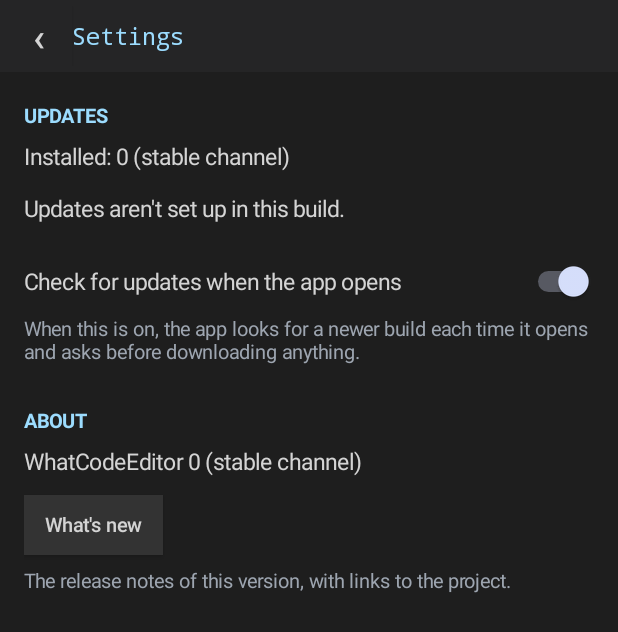
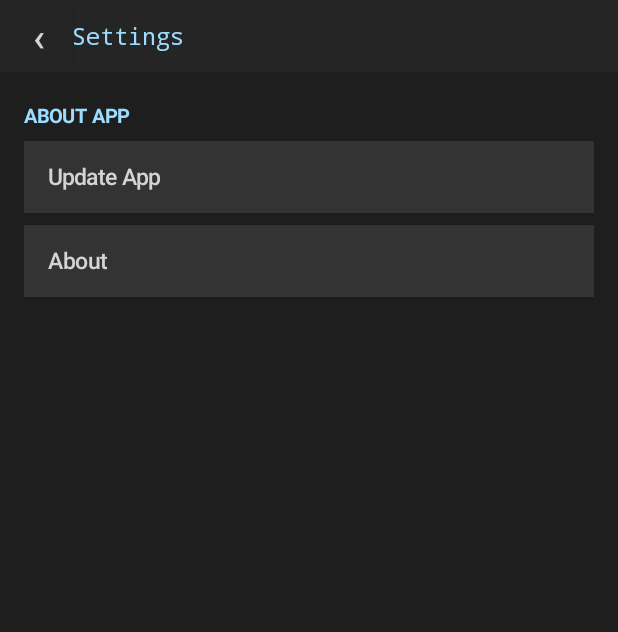
Before and after one commit to theforgottenmanofwild/WhatCode, an Android app: the SettingsActivity screen opened directly, with no data from a screen before it, on a phone screen of 412 x 824 dp. Shown: the top 632 px of the screen. Run offline under Robolectric (Android 15) with nearby library versions, the phone set to English and light mode, and no system bars.

Commit message:
Split Settings into sections with an Update App page
- Settings now has one section, About App, with two buttons and no
  other text: Update App and About.
- Update App opens a new page with the update status, buttons and the
  check-on-open switch that Settings used to show. The full-screen
  update page is unchanged.
- About opens the release notes of the installed version. Update App
  carries the same blue dot as the menu when an update is waiting.
- Update the docs and README for the new layout.

```diff
--- a/app/src/main/AndroidManifest.xml
+++ b/app/src/main/AndroidManifest.xml
@@ -32,6 +32,11 @@
             android:configChanges="orientation|screenSize|keyboardHidden|screenLayout|smallestScreenSize" />
 
         <activity
+            android:name=".UpdateAppActivity"
+            android:exported="false"
+            android:configChanges="orientation|screenSize|keyboardHidden|screenLayout|smallestScreenSize" />
+
+        <activity
             android:name=".MainActivity"
             android:exported="true"
             android:configChanges="orientation|screenSize|keyboardHidden|screenLayout|smallestScreenSize"
--- a/app/src/main/kotlin/com/whatcodeeditor/SettingsActivity.kt
+++ b/app/src/main/kotlin/com/whatcodeeditor/SettingsActivity.kt
@@ -11,12 +11,13 @@ import android.view.WindowInsets
 import android.widget.Button
 import android.widget.LinearLayout
 import android.widget.ScrollView
-import android.widget.Switch
 import android.widget.TextView
 
 /**
- * The settings page, opened from the editor's menu. It holds the updates section and an About section
- * with the "What's new" page; add further sections to [buildUi] the same way.
+ * The settings page, opened from the editor's menu. It is a list of sections, each a title with buttons that
+ * open a page and nothing else. Add further sections to [buildUi] the same way. For now there is one,
+ * "About App": [UpdateAppActivity] for the update controls and [ReleaseActivity] (About mode) for the
+ * installed version's release notes.
  */
 class SettingsActivity : Activity() {
 
@@ -24,18 +25,16 @@ class SettingsActivity : Activity() {
     private val colorBar = 0xFF252526.toInt()
     private val colorKey = 0xFF333333.toInt()
     private val colorText = 0xFFD4D4D4.toInt()
-    private val colorMuted = 0xFF9DA5B0.toInt()
     private val colorAccent = 0xFF9CDCFE.toInt()
 
     private lateinit var updates: UpdateController
-    private lateinit var updateStatus: TextView
-    private lateinit var updateActions: LinearLayout
+    private lateinit var updateAppButton: Button
 
     override fun onCreate(savedInstanceState: Bundle?) {
         super.onCreate(savedInstanceState)
-        updates = UpdateController(this) { renderUpdates() }
+        updates = UpdateController(this) { renderUpdateButton() }
         buildUi()
-        renderUpdates()
+        renderUpdateButton()
     }
 
     override fun onResume() {
@@ -56,6 +55,16 @@ class SettingsActivity : Activity() {
         setPadding(dp(14), 0, dp(14), 0)
         setOnClickListener { onClick() }
     }
+
+    /** A full-width button that opens a page. */
+    private fun pageButton(label: String, onClick: () -> Unit): Button = button(label, onClick).apply {
+        textSize = 15f
+        gravity = Gravity.CENTER_VERTICAL or Gravity.START
+        setPadding(dp(16), 0, dp(16), 0)
+    }
+
+    private fun rowParams() =
+        LinearLayout.LayoutParams(ViewGroup.LayoutParams.MATCH_PARENT, dp(48)).apply { setMargins(0, 0, 0, dp(8)) }
 
     private fun sectionTitle(text: String) = TextView(this).apply {
         this.text = text
@@ -93,7 +102,7 @@ class SettingsActivity : Activity() {
             setBackgroundColor(colorBar)
             setPadding(dp(4), dp(4), dp(10), dp(4))
         }
-        val back = button("\u2039") { finish() }.apply {
+        val back = button("‹") { finish() }.apply {
             textSize = 26f
             contentDescription = "Back"
             setBackgroundColor(colorBar)
@@ -113,54 +122,18 @@ class SettingsActivity : Activity() {
             setPadding(dp(16), dp(12), dp(16), dp(24))
         }
 
-        // ---- Updates
-        content.addView(sectionTitle("UPDATES"))
-        updateStatus = TextView(this).apply {
-            setTextColor(colorText)
-            textSize = 15f
+        // ---- About App
+        content.addView(sectionTitle("ABOUT APP"))
+        updateAppButton = pageButton("Update App") {
+            startActivity(Intent(this, UpdateAppActivity::class.java))
         }
-        content.addView(updateStatus)
-
-        updateActions = LinearLayout(this).apply {
-            orientation = LinearLayout.HORIZONTAL
-            setPadding(0, dp(12), 0, dp(4))
-        }
-        content.addView(updateActions)
-
-        content.addView(Switch(this).apply {
-            text = "Check for updates when the app opens"
-            setTextColor(colorText)
-            textSize = 15f
-            isChecked = updates.checkOnOpen
-            setPadding(0, dp(12), 0, dp(12))
-            setOnCheckedChangeListener { _, on -> updates.checkOnOpen = on }
-        })
-        content.addView(TextView(this).apply {
-            text = "When this is on, the app looks for a newer build each time it opens and asks before downloading anything."
-            setTextColor(colorMuted)
-            textSize = 13f
-        })
-
-        // ---- About
-        content.addView(sectionTitle("ABOUT").apply { setPadding(0, dp(28), 0, dp(8)) })
-        content.addView(TextView(this).apply {
-            val u = Updater(applicationContext)
-            text = "WhatCodeEditor ${u.installedName} (${u.channel.label} channel)"
-            setTextColor(colorText)
-            textSize = 15f
-        })
+        content.addView(updateAppButton, rowParams())
         content.addView(
-            button("What's new") {
+            pageButton("About") {
                 startActivity(Intent(this, ReleaseActivity::class.java).putExtra(ReleaseActivity.EXTRA_MODE, ReleaseActivity.MODE_ABOUT))
             },
-            LinearLayout.LayoutParams(ViewGroup.LayoutParams.WRAP_CONTENT, dp(40)).apply { setMargins(0, dp(12), 0, 0) }
+            rowParams()
         )
-        content.addView(TextView(this).apply {
-            text = "The release notes of this version, with links to the project."
-            setTextColor(colorMuted)
-            textSize = 13f
-            setPadding(0, dp(8), 0, 0)
-        })
 
         val scroll = ScrollView(this).apply { isFillViewport = true }
         scroll.addView(content, ViewGroup.LayoutParams(ViewGroup.LayoutParams.MATCH_PARENT, ViewGroup.LayoutParams.WRAP_CONTENT))
@@ -169,15 +142,9 @@ class SettingsActivity : Activity() {
         setContentView(root)
     }
 
-    /** Redraws the updates section from the current state. */
-    private fun renderUpdates() {
-        updateStatus.text = updates.status()
-        updateActions.removeAllViews()
-        for ((label, action) in updates.actions()) {
-            updateActions.addView(
-                button(label, action),
-                LinearLayout.LayoutParams(ViewGroup.LayoutParams.WRAP_CONTENT, dp(40)).apply { setMargins(0, 0, dp(8), 0) }
-            )
-        }
+    /** The editor menu's blue dot also marks the button that leads to the update. */
+    private fun renderUpdateButton() {
+        if (!::updateAppButton.isInitialized) return
+        updateAppButton.text = if (updates.needsAttention()) "Update App ●" else "Update App"
     }
 }
```
Also changed, not shown: app/src/main/kotlin/com/whatcodeeditor/UpdateAppActivity.kt (added, +153 -0 lines), app/src/main/kotlin/com/whatcodeeditor/UpdateController.kt (+5 -5 lines), 4 other files.
